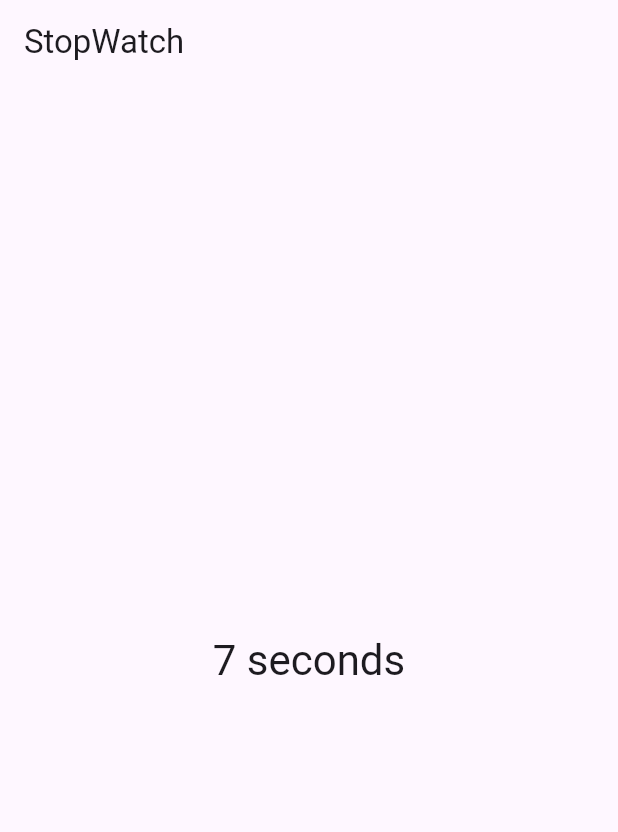
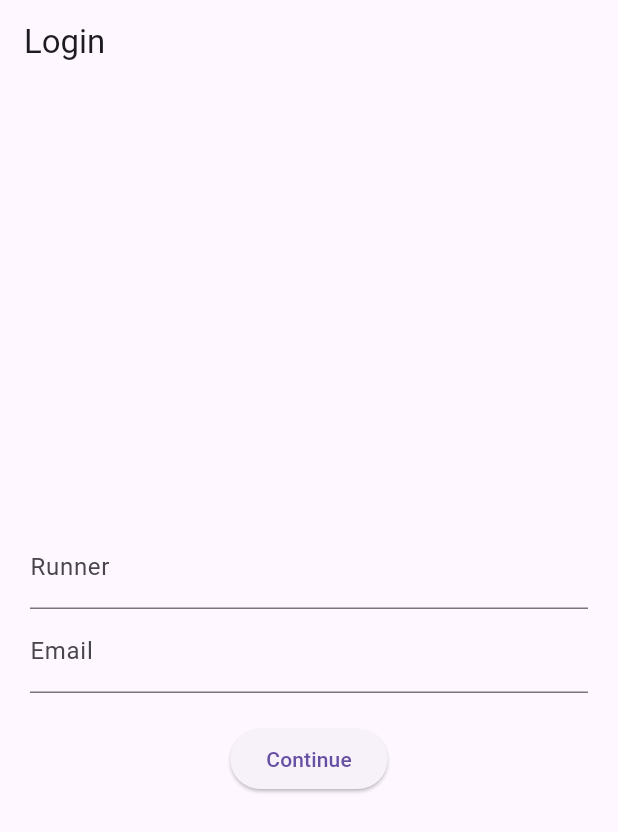
Before and after one commit to SteffenGJ/Stopwatch, a Flutter app: the screen it shows after launch, on a phone screen of 412 x 824 dp. Shown: the top 832 px of the screen. Run offline on Flutter 3.47's test engine with Material 3 defaults, Android fonts, the phone set to English and light mode, and no system bars.

Commit message:
fully functioning

```diff
--- /dev/null
+++ b/lib/login_screen.dart
@@ -0,0 +1,88 @@
+import 'package:flutter/material.dart';
+import 'package:stopwatch/stopwatch.dart';
+
+class LoginScreen extends StatefulWidget {
+  static const route = "/login";
+  const LoginScreen({super.key});
+
+  @override
+  State<LoginScreen> createState() => _LoginScreenState();
+}
+
+class _LoginScreenState extends State<LoginScreen> {
+  String? name;
+  final _nameController = TextEditingController();
+  final _emailController = TextEditingController();
+  final _formKey = GlobalKey<FormState>();
+
+  void _validate() {
+    final form = _formKey.currentState;
+    if (!form!.validate()) {
+      return;
+    }
+
+    final name = _nameController.text;
+    final email = _emailController.text;
+
+    Navigator.of(context).pushReplacementNamed(
+      StopWatch.route,
+      arguments: name,
+    );
+  }
+
+  @override
+  Widget build(BuildContext context) {
+    return Scaffold(
+        appBar: AppBar(
+          title: const Text("Login"),
+        ),
+        body: Center(
+          child: Form(
+            key: _formKey,
+            child: Padding(
+              padding: const EdgeInsets.all(20.0),
+              child: Column(
+                mainAxisAlignment: MainAxisAlignment.center,
+                children: [
+                  TextFormField(
+                    controller: _nameController,
+                    decoration: const InputDecoration(
+                      labelText: "Runner",
+                    ),
+                    validator: (text) {
+                      text!.isEmpty ? "Enter the runner's name" : null;
+                    },
+                  ),
+                  TextFormField(
+                    controller: _emailController,
+                    decoration: const InputDecoration(
+                      labelText: "Email",
+                    ),
+                    keyboardType: TextInputType.emailAddress,
+                    validator: (text) {
+                      if (text == null || text.isEmpty) {
+                        return "Enter the runner's email";
+                      }
+
+                      final regex = RegExp('[^@]+@[^\.]+\..+');
+                      if (!regex.hasMatch(text)) {
+                        return "Enter a valid email";
+                      }
+
+                      return null;
+                    },
+                  ),
+                  SizedBox(
+                    height: 20,
+                  ),
+                  ElevatedButton(
+                    onPressed: _validate,
+                    child: const Text("Continue"),
+                  )
+                ],
+              ),
+            ),
+          ),
+        ));
+  }
+}
--- a/lib/main.dart
+++ b/lib/main.dart
@@ -1,5 +1,17 @@
 import 'package:flutter/material.dart';
+import 'package:stopwatch/login_screen.dart';
 import 'package:stopwatch/stopwatch.dart';
+
+/**
+ *
+ *
+ *
+ * VIRKER IKKE. NÅR MAN HOTRELOADER APPEN MENS MAN ER INDE PÅ STOPWATCH KOMMER DER EN EXCEPTIOJ. NOGET MED STRING OG NULL
+ *
+ *
+ *
+ *
+ */
 
 void main() {
   runApp(const StopWatchApp());
@@ -10,8 +22,13 @@ class StopWatchApp extends StatelessWidget {
 
   @override
   Widget build(BuildContext context) {
-    return const MaterialApp(
-      home: StopWatch(),
+    return MaterialApp(
+      home: LoginScreen(),
+      routes: {
+        LoginScreen.route: (context) => LoginScreen(),
+        StopWatch.route: (context) => StopWatch(),
+      },
+      initialRoute: "/",
     );
   }
 }
```
Also changed, not shown: lib/platform_alert.dart (added, +58 -0 lines), lib/stopwatch.dart (+164 -15 lines).
